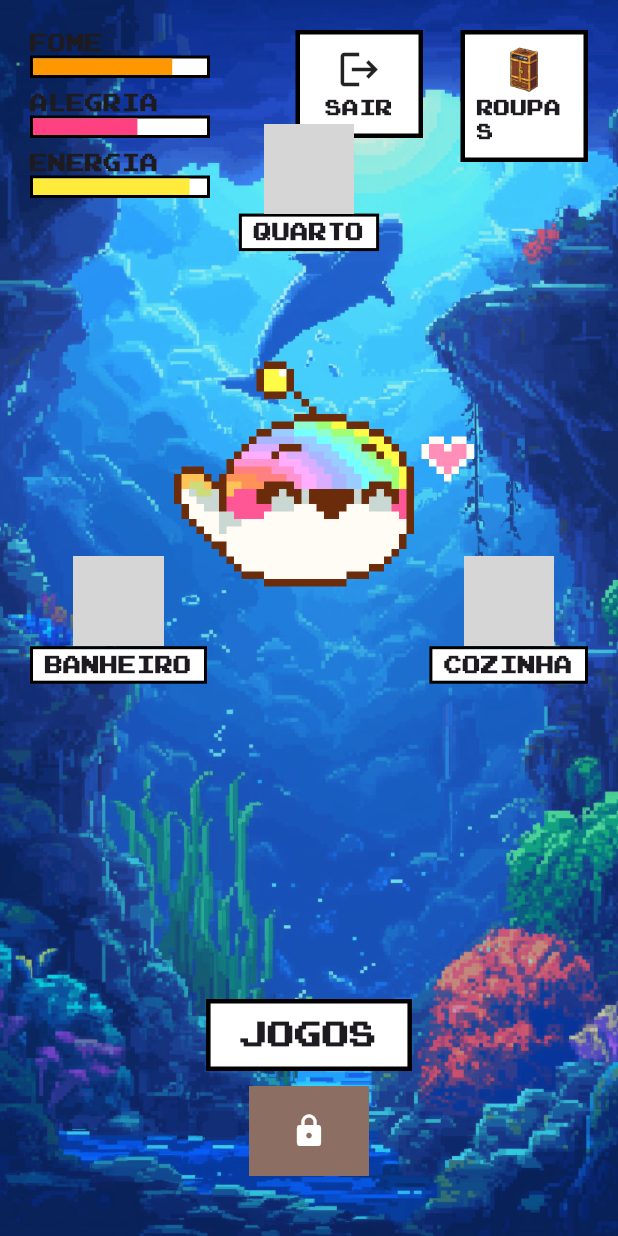
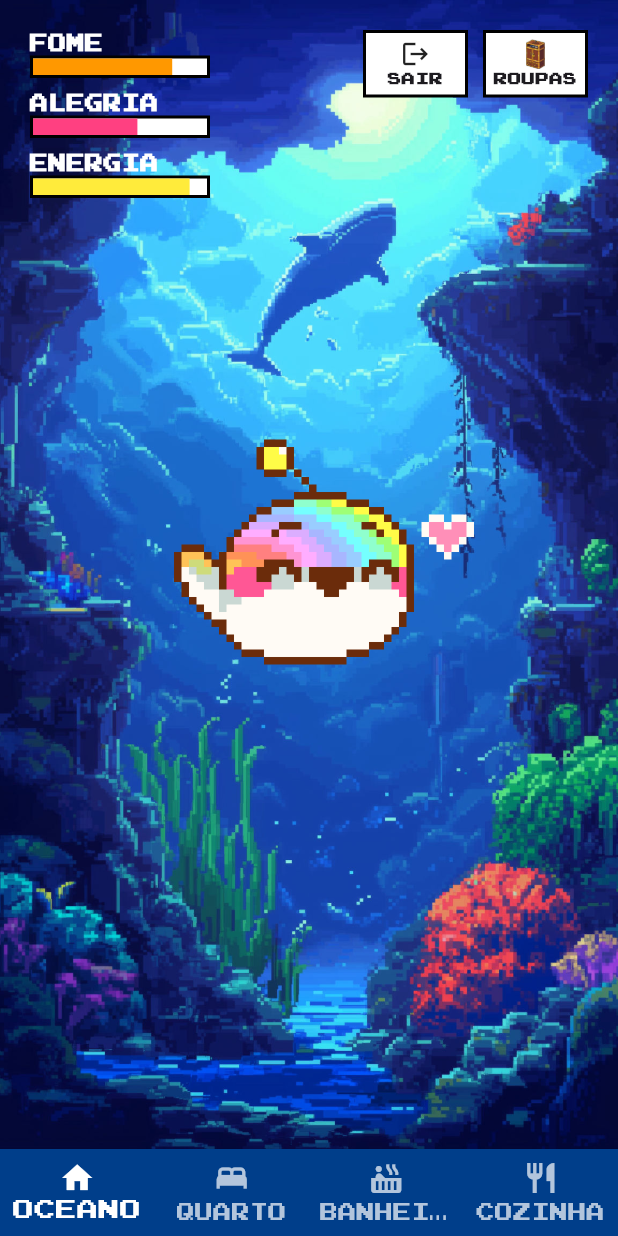
Before and after one commit to 51D1N31/fofoca, a Flutter app: the TelaJogoScreen screen opened directly, on a phone screen of 412 x 824 dp. Run offline on Flutter 3.47's test engine with Material 3 defaults, Android fonts, the phone set to English and light mode, and no system bars; grey boxes are pictures that could not be loaded.

Commit message:
Adição do bottonnavigator

```diff
--- a/lib/screens/tela_inicial_screen.dart
+++ b/lib/screens/tela_inicial_screen.dart
@@ -47,7 +47,6 @@
                   border: Border.all(color: const Color(0xFF003E8A), width: 4),
                   boxShadow: [
                     BoxShadow(
-                      // Correção: .withValues(alpha: 0.15) em vez de .withOpacity
                       color: Colors.black.withValues(alpha: 0.15),
                       blurRadius: 12,
                       offset: const Offset(0, 6),
@@ -61,7 +60,7 @@
                     Positioned(top: 160, left: -10, child: IgnorePointer(child: Image.asset('assets/elementos/peixinhos.png', width: 150))),
                     Positioned(top: 200, right: 15, child: IgnorePointer(child: Image.asset('assets/elementos/peixinhos.png', width: 150))),
 
-                    // Foca centralizada (ajuste a escala se necessário)
+                    // Foca centralizada
                     Positioned(
                       top: -60,
                       left: -80,
@@ -132,7 +131,6 @@
     );
   }
 
-  // Métodos auxiliares para limpar o código
   Widget _buildLabel(String text) => Text(text, style: const TextStyle(color: Color(0xFF003E8A), fontSize: 16, fontWeight: FontWeight.bold));
 
   Widget _buildTextField(TextEditingController controller, String hint, {bool obscure = false}) {
--- a/lib/screens/tela_jogo_screen.dart
+++ b/lib/screens/tela_jogo_screen.dart
@@ -2,17 +2,67 @@
 import 'tela_inicial_screen.dart';
 import 'inventario_screen.dart';
 
-class TelaJogoScreen extends StatelessWidget {
+class TelaJogoScreen extends StatefulWidget {
   const TelaJogoScreen({super.key});
 
   @override
+  State<TelaJogoScreen> createState() => _TelaJogoScreenState();
+}
+
+class _TelaJogoScreenState extends State<TelaJogoScreen> {
+  int _indiceAtual = 0; // Controla qual aba está ativa
+
+  // Lista de páginas que serão exibidas no corpo (body) do Scaffold
+  late final List<Widget> _paginas;
+
+  @override
+  void initState() {
+    super.initState();
+    _paginas = [
+      const OceanoPrincipal(), // Aba 0: Sua tela principal atual
+      const TelaTeste(titulo: 'QUARTO', cor: Colors.indigo),   // Aba 1
+      const TelaTeste(titulo: 'BANHEIRO', cor: Colors.cyan),   // Aba 2
+      const TelaTeste(titulo: 'COZINHA', cor: Colors.teal),    // Aba 3
+    ];
+  }
+
+  @override
   Widget build(BuildContext context) {
-    final size = MediaQuery.of(context).size;
+    return Scaffold(
+      // O corpo da tela muda dependendo do índice selecionado
+      body: _paginas[_indiceAtual],
 
-    return Scaffold(
-      body: Stack(
+      // Implementação da BottomNavigationBar
+      bottomNavigationBar: BottomNavigationBar(
+        currentIndex: _indiceAtual,
+        onTap: (index) {
+          setState(() {
+            _indiceAtual = index;
+          });
+        },
+        type: BottomNavigationBarType.fixed,
+        backgroundColor: const Color(0xFF003E8A),
+        selectedItemColor: Colors.white,
+        unselectedItemColor: Colors.white70,
+        items: const [
+          BottomNavigationBarItem(icon: Icon(Icons.home), label: 'OCEANO'),
+          BottomNavigationBarItem(icon: Icon(Icons.bed), label: 'QUARTO'),
+          BottomNavigationBarItem(icon: Icon(Icons.hot_tub), label: 'BANHEIRO'),
+          BottomNavigationBarItem(icon: Icon(Icons.restaurant), label: 'COZINHA'),
+        ],
+      ),
+    );
+  }
+}
+
+// --- WIDGET DO OCEANO PRINCIPAL
+class OceanoPrincipal extends StatelessWidget {
+  const OceanoPrincipal({super.key});
+
+  @override
+  Widget build(BuildContext context) {
+    return Stack(
       children: [
-          // --- FUNDO (ESPAÇO PARA SUA IMAGEM) ---
         Positioned.fill(
           child: Image.asset(
             'assets/fundo.png',
@@ -20,19 +70,14 @@
             errorBuilder: (context, error, stackTrace) => Container(color: Colors.blue.shade900),
           ),
         ),
-          Positioned.fill(
-            child: Container(color: Colors.blue.withValues(alpha: 0.18)),
-          ),
-
         SafeArea(
           child: Stack(
             children: [
-                // --- BARRAS DE STATUS (TOPO ESQUERDA) ---
+              // BARRAS DE STATUS
               Positioned(
                 top: 20,
                 left: 20,
                 child: Column(
-                    crossAxisAlignment: CrossAxisAlignment.start,
                   children: [
                     _buildStatusBar("FOME", Colors.orange, 0.8),
                     const SizedBox(height: 8),
@@ -43,11 +88,13 @@
                 ),
               ),
 
-                // --- BOTÃO SAIR ---
+              // BOTÕES DE AÇÃO (SAIR E ROUPAS)
               Positioned(
                 top: 20,
-                  right: 130,
-                  child: _buildSquareButton(
+                right: 20,
+                child: Row(
+                  children: [
+                    _buildSquareButton(
                       icon: Icons.logout,
                       label: "SAIR",
                       onTap: () => Navigator.pushAndRemoveUntil(
@@ -56,13 +103,8 @@
                         (route) => false,
                       ),
                     ),
-                ),
-
-                // --- BOTÃO ROUPAS (INVENTÁRIO) ---
-                Positioned(
-                  top: 20,
-                  right: 20,
-                  child: _buildSquareButton(
+                    const SizedBox(width: 10),
+                    _buildSquareButton(
                       imageAsset: 'assets/elementos/guarda_roupa.png',
                       label: "ROUPAS",
                       onTap: () => Navigator.push(
@@ -70,100 +112,33 @@
                         MaterialPageRoute(builder: (context) => const InventarioScreen()),
                       ),
                     ),
-                ),
-
-                // --- NAVEGAÇÃO: SETA PARA CIMA (QUARTO) ---
-                Positioned(
-                  top: size.height * 0.1,
-                  left: 0,
-                  right: 0,
-                  child: Center(
-                    child: _ArrowNavigation(
-                      label: "QUARTO",
-                      turns: 0,
-                      onTap: () => Navigator.push(context, MaterialPageRoute(builder: (context) => const TelaTeste(titulo: 'QUARTO', cor: Colors.indigo))),
-                    ),
+                  ],
                 ),
               ),
 
-                // --- NAVEGAÇÃO: SETA ESQUERDA (BANHEIRO) ---
-                Positioned(
-                  top: size.height * 0.45,
-                  left: 20,
-                  child: _ArrowNavigation(
-                    label: "BANHEIRO",
-                    turns: 3,
-                    onTap: () => Navigator.push(context, MaterialPageRoute(builder: (context) => const TelaTeste(titulo: 'BANHEIRO', cor: Colors.cyan))),
-                  ),
-                ),
-
-                // --- NAVEGAÇÃO: SETA DIREITA (COZINHA) ---
-                Positioned(
-                  top: size.height * 0.45,
-                  right: 20,
-                  child: _ArrowNavigation(
-                    label: "COZINHA",
-                    turns: 1,
-                    onTap: () => Navigator.push(context, MaterialPageRoute(builder: (context) => const TelaTeste(titulo: 'COZINHA', cor: Colors.teal))),
-                  ),
-                ),
-
-                // --- PERSONAGEM (FOCA) ---
-                Positioned(
-                  top: size.height * 0.25,
-                  left: 0,
-                  right: 0,
-                  child: Center(
+              // PERSONAGEM CENTRAL
+              Center(
                 child: Image.asset(
                   'assets/elementos/foca_limpo.png',
                   height: 250,
                   fit: BoxFit.contain,
-                      errorBuilder: (context, error, stackTrace) => const Icon(Icons.pets, size: 100, color: Colors.white),
-                    ),
-                  ),
-                ),
-
-                // --- ÁREA DE JOGOS (BLOQUEADA) ---
-                Positioned(
-                  bottom: 40,
-                  left: 0,
-                  right: 0,
-                  child: Center(
-                    child: Column(
-                      children: [
-                        Container(
-                          padding: const EdgeInsets.symmetric(horizontal: 20, vertical: 8),
-                          decoration: BoxDecoration(color: Colors.white, border: Border.all(color: Colors.black, width: 3)),
-                          child: const Text("JOGOS", style: TextStyle(fontWeight: FontWeight.bold, fontSize: 18)),
-                        ),
-                        const SizedBox(height: 10),
-                        Container(
-                          width: 80,
-                          height: 60,
-                          color: Colors.brown.shade400,
-                          child: const Icon(Icons.lock, color: Colors.white),
-                        ),
-                      ],
-                    ),
                 ),
               ),
             ],
           ),
         ),
       ],
-      ),
     );
   }
 
-  // Métodos auxiliares de UI
+  // Métodos auxiliares de UI (Mantidos do seu código original)
   Widget _buildStatusBar(String label, Color color, double progress) {
     return Column(
       crossAxisAlignment: CrossAxisAlignment.start,
       children: [
-        Text(label, style: const TextStyle(fontWeight: FontWeight.bold, fontSize: 12)),
+        Text(label, style: const TextStyle(fontWeight: FontWeight.bold, fontSize: 12, color: Colors.white)),
         Container(
-          width: 120,
-          height: 15,
+          width: 120, height: 15,
           decoration: BoxDecoration(color: Colors.white, border: Border.all(color: Colors.black, width: 2)),
           child: FractionallySizedBox(
             alignment: Alignment.centerLeft,
@@ -178,57 +153,16 @@
   Widget _buildSquareButton({IconData? icon, String? imageAsset, required String label, required VoidCallback onTap}) {
     return GestureDetector(
       onTap: onTap,
-      child: MouseRegion(
-        cursor: SystemMouseCursors.click,
       child: Container(
-          width: 85,
-          padding: const EdgeInsets.all(8),
-          decoration: BoxDecoration(color: Colors.white, border: Border.all(color: Colors.black, width: 3)),
+        width: 70,
+        padding: const EdgeInsets.all(4),
+        decoration: BoxDecoration(color: Colors.white, border: Border.all(color: Colors.black, width: 2)),
         child: Column(
           mainAxisSize: MainAxisSize.min,
           children: [
-              if (icon != null) Icon(icon, size: 30),
-              if (imageAsset != null) Image.asset(imageAsset, height: 30, fit: BoxFit.contain, errorBuilder: (c, e, s) => const Icon(Icons.checkroom)),
-              const SizedBox(height: 4),
-              Text(label, style: const TextStyle(fontSize: 11, fontWeight: FontWeight.bold)),
-            ],
-          ),
-        ),
-      ),
-    );
-  }
-}
-
-// --- WIDGET DAS SETAS ---
-class _ArrowNavigation extends StatelessWidget {
-  final String label;
-  final int turns;
-  final VoidCallback onTap;
-
-  const _ArrowNavigation({required this.label, required this.turns, required this.onTap});
-
-  @override
-  Widget build(BuildContext context) {
-    return GestureDetector(
-      onTap: onTap,
-      child: MouseRegion(
-        cursor: SystemMouseCursors.click,
-        child: Column(
-          children: [
-            RotatedBox(
-              quarterTurns: turns,
-              child: Image.asset(
-                'assets/elementos/seta.png',
-                width: 60,
-                height: 60,
-                errorBuilder: (c, e, s) => const Icon(Icons.arrow_upward, size: 60),
-              ),
-            ),
-            Container(
-              padding: const EdgeInsets.symmetric(horizontal: 8, vertical: 2),
-              decoration: BoxDecoration(color: Colors.white, border: Border.all(color: Colors.black, width: 2)),
-              child: Text(label, style: const TextStyle(fontWeight: FontWeight.bold, fontSize: 12)),
-            ),
+            if (icon != null) Icon(icon, size: 20),
+            if (imageAsset != null) Image.asset(imageAsset, height: 20),
+            Text(label, style: const TextStyle(fontSize: 9, fontWeight: FontWeight.bold)),
           ],
         ),
       ),
@@ -236,7 +170,6 @@
   }
 }
 
-// --- TELA DE TESTE PARA AS NAVEGAÇÕES ---
 class TelaTeste extends StatelessWidget {
   final String titulo;
   final Color cor;
@@ -245,7 +178,11 @@
   @override
   Widget build(BuildContext context) {
     return Scaffold(
-      appBar: AppBar(title: Text(titulo), backgroundColor: cor),
+      appBar: AppBar(
+        title: Text(titulo),
+        backgroundColor: cor,
+      ),
+      // Ajuste para versões mais recentes do Flutter
       backgroundColor: cor.withValues(alpha: 0.3),
       body: Center(
         child: Text(
```
Lines whose indentation alone changed are shown as unchanged.
